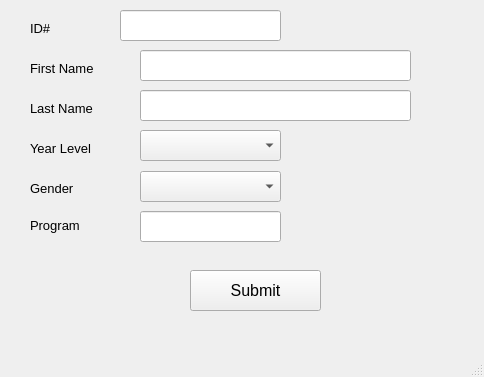
Old version of the form Application/ui/windows/editStudentWindow2.ui in the repository WhaleRed/SSIS-MySQL.
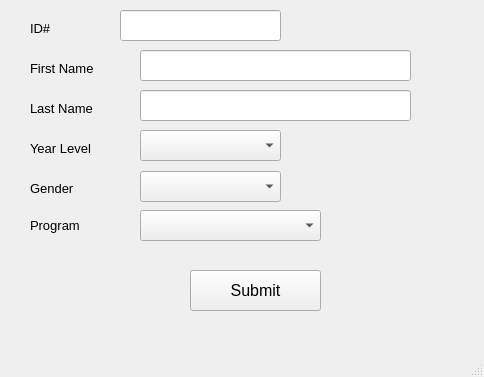
New version of the form.

Commit message: Combo box

```diff
--- a/Application/ui/windows/editStudentWindow2.ui
+++ b/Application/ui/windows/editStudentWindow2.ui
@@ -192,21 +192,6 @@
      </font>
     </property>
    </widget>
-   <widget class="QLineEdit" name="programNew">
-    <property name="geometry">
-     <rect>
-      <x>140</x>
-      <y>211</y>
-      <width>141</width>
-      <height>31</height>
-     </rect>
-    </property>
-    <property name="font">
-     <font>
-      <pointsize>10</pointsize>
-     </font>
-    </property>
-   </widget>
    <widget class="QLabel" name="label_4">
     <property name="geometry">
      <rect>
@@ -273,6 +258,21 @@
      <string/>
     </property>
    </widget>
+   <widget class="QComboBox" name="programNew">
+    <property name="geometry">
+     <rect>
+      <x>140</x>
+      <y>210</y>
+      <width>181</width>
+      <height>31</height>
+     </rect>
+    </property>
+    <property name="font">
+     <font>
+      <pointsize>10</pointsize>
+     </font>
+    </property>
+   </widget>
   </widget>
   <widget class="QMenuBar" name="menubar">
    <property name="geometry">
```
The commit also changes 6 other files.
